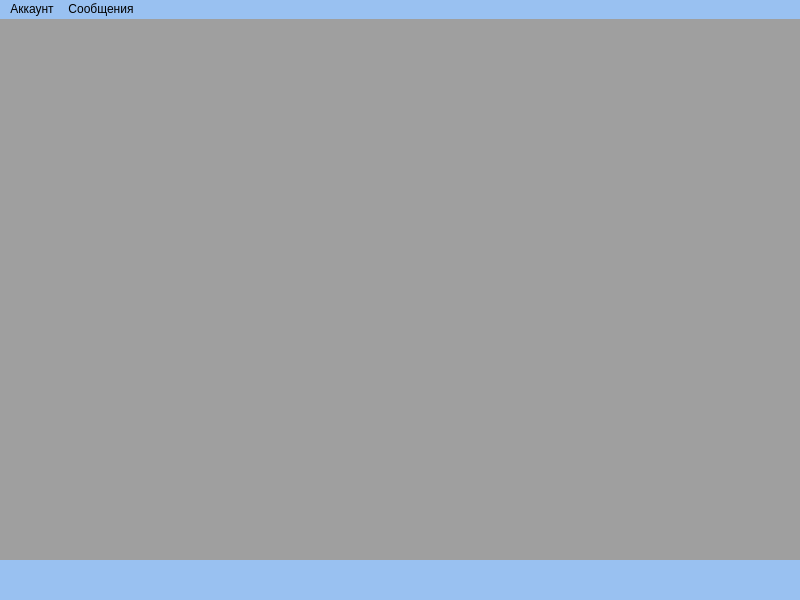
Twelve-cloud/SlServicesApp, file Client/Form/main_window_form.ui: the form before one commit.
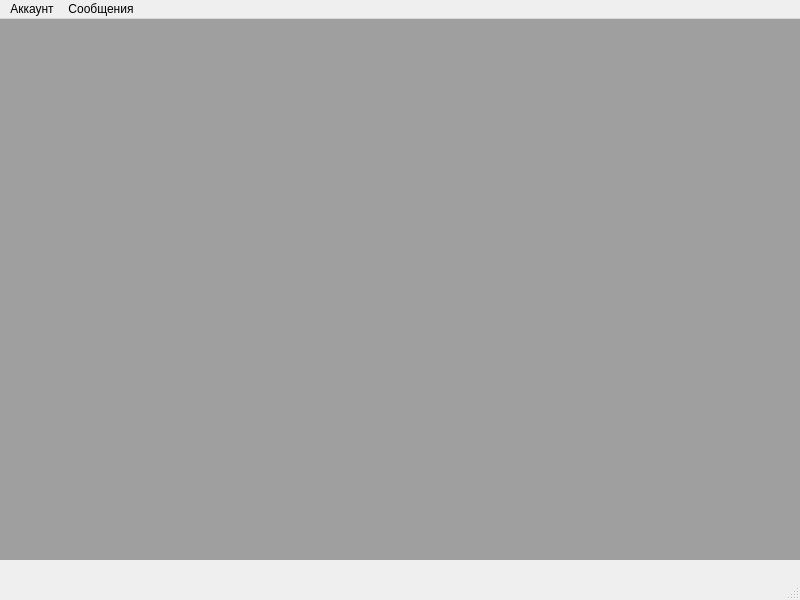
The form after the commit.

What changed in the file:
```diff
--- a/Client/Form/main_window_form.ui
+++ b/Client/Form/main_window_form.ui
@@ -20,7 +20,7 @@
    <string>MainWindow</string>
   </property>
   <property name="styleSheet">
-   <string notr="true">background-color: rgb(153, 193, 241)</string>
+   <string notr="true"/>
   </property>
   <widget class="QWidget" name="centralwidget">
    <widget class="QMdiArea" name="mdiArea">
```
Left out of the diff: 3 changed lines with no effect on the pictures.
